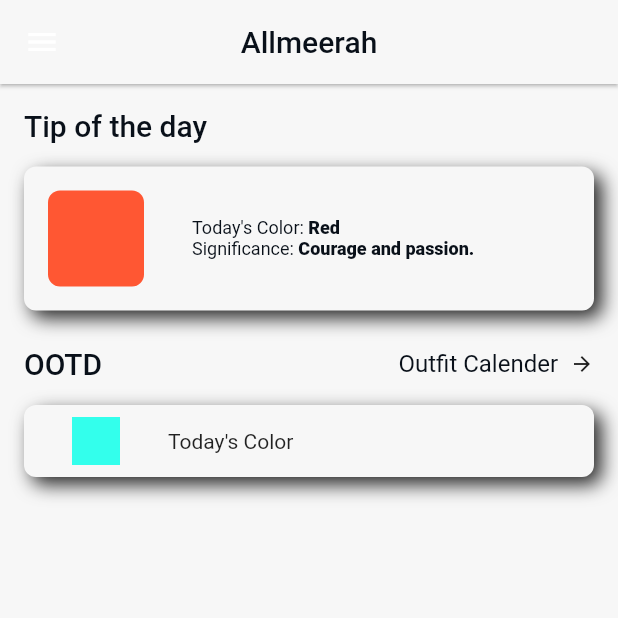
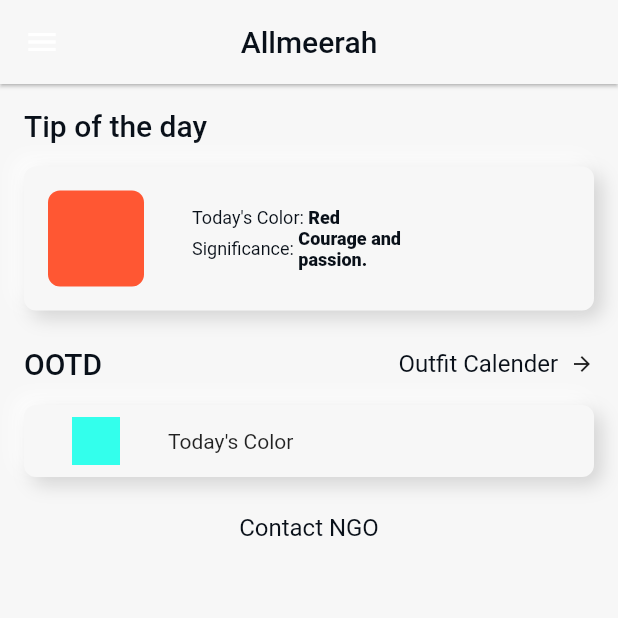
Before and after one commit to SanskritiHarmukh/Almeerah, a Flutter app: the screen it shows after launch, on a phone screen of 412 x 824 dp, the top half of it. Run offline on Flutter 3.47's test engine with Material 2 defaults, Android fonts, the phone set to English and light mode, and no system bars; our stand-ins replace firebase_core, firebase_database; missing offline and left inert: flutter_clean_calendar; accounts and stored records are empty.

Commit message:
light theme fixed

```diff
--- a/lib/Components/customcontainer.dart
+++ b/lib/Components/customcontainer.dart
@@ -18,18 +18,28 @@ class CustomContainer extends StatelessWidget {
 
   @override
   Widget build(BuildContext context) {
+    final Brightness brightness = MediaQuery.of(context).platformBrightness;
+    final bool isDarkTheme = brightness == Brightness.dark;
+    Color lightShadow, darkShadow;
+    if (isDarkTheme) {
+      lightShadow = Colors.white.withOpacity(.12);// Set dark theme shadow color
+      darkShadow = Colors.black.withOpacity(.85);
+    } else {
+      lightShadow = Colors.white; // Set light theme shadow color
+      darkShadow = Colors.black.withOpacity(0.15);
+    }
     return Container(
       decoration: BoxDecoration(
         color: color,
         borderRadius: BorderRadius.circular(8),
         boxShadow: [
           BoxShadow(
-            color: Colors.white.withOpacity(.12),
+            color: lightShadow,
             offset: Offset(-5,-5),
             blurRadius: 10,
           ),
           BoxShadow(
-            color: Colors.black.withOpacity(.85),
+            color: darkShadow,
             offset: Offset(5,5),
             blurRadius: 10,
           ),
--- a/lib/Components/tipscontainer.dart
+++ b/lib/Components/tipscontainer.dart
@@ -77,7 +77,9 @@ class tipsContainer extends StatelessWidget {
             ],),
             Row(children: [
                 Text('Significance: ', style: headingStyle,),
-                Text(reason[colorIndex],maxLines: 3,softWrap: true,overflow: TextOverflow.ellipsis,style: paraStyle,)
+                Container(
+                  width: 100,
+                    child: Text(reason[colorIndex],maxLines: 2,softWrap: true,overflow: TextOverflow.ellipsis,style: paraStyle,))
               ],),
 
           ],
--- a/lib/Pages/CalendarPage.dart
+++ b/lib/Pages/CalendarPage.dart
@@ -1,6 +1,7 @@
 import 'package:flutter/material.dart';
 import 'package:flutter_clean_calendar/flutter_clean_calendar.dart';
 import 'dart:math';
+
 import 'package:intl/intl.dart';
 
 class CalendarPage extends StatefulWidget {
--- a/lib/Pages/HomePage.dart
+++ b/lib/Pages/HomePage.dart
@@ -3,6 +3,7 @@ import 'dart:math';
 import 'package:almeerah/Components/customcontainer.dart';
 import 'package:almeerah/Components/tipscontainer.dart';
 import 'package:almeerah/Pages/CalendarPage.dart';
+import 'package:almeerah/Pages/NGOPage.dart';
 import 'package:flutter/material.dart';
 
 class HomePage extends StatefulWidget {
@@ -74,7 +75,14 @@ class _HomePageState extends State<HomePage> {
               ),
                   color: Theme.of(context).colorScheme.background,
                   width: pageWidth-32,
-                   vpad: 8, hpad: 32)
+                   vpad: 8, hpad: 32),
+              SizedBox(height: 24,),
+              Center(
+                child: GestureDetector(onTap: (){
+                  Navigator.push(context, MaterialPageRoute(builder: (BuildContext context)=>NGOPage()));
+                }, child: Text('Contact NGO',style: paraStyle,),
+                ),
+              )
             ],
           ),
         ),
--- a/pubspec.yaml
+++ b/pubspec.yaml
@@ -40,7 +40,7 @@ dependencies:
   google_fonts:
   flutter_clean_calendar: ^1.1.0
   firebase_database: ^10.2.6
-  url_launcher: ^6.1.14
+  url_launcher:
   intl: ^0.17.0
 
 
```
Also changed, not shown: pubspec.lock.
